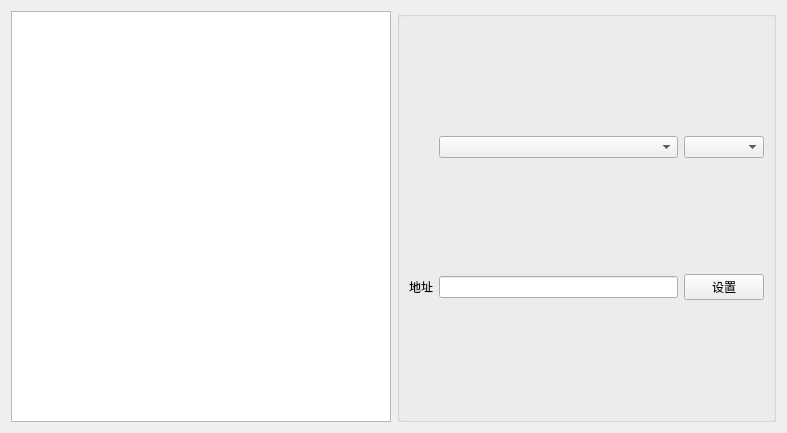
Old version of the form SpreadSheet/ui/addchilddeviceform.ui in the repository MelonSuika/EmonitorSys.
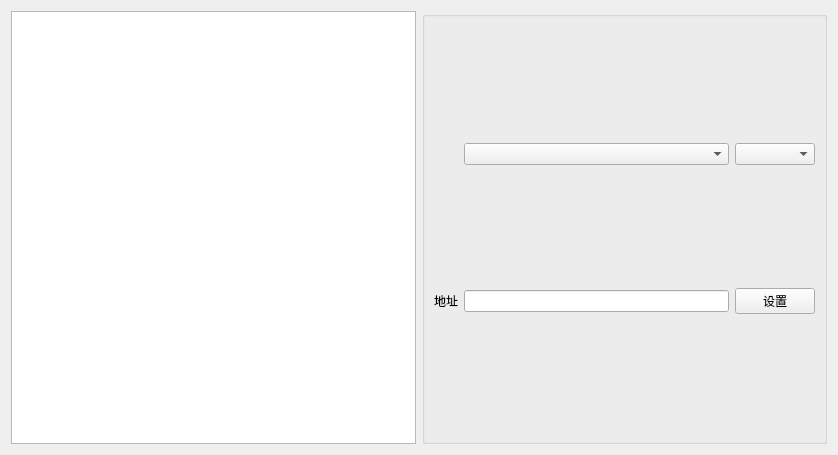
New version of the form.

What changed in the file:
```diff
--- a/SpreadSheet/ui/addchilddeviceform.ui
+++ b/SpreadSheet/ui/addchilddeviceform.ui
@@ -6,8 +6,8 @@
    <rect>
     <x>0</x>
     <y>0</y>
-    <width>787</width>
-    <height>433</height>
+    <width>838</width>
+    <height>455</height>
    </rect>
   </property>
   <property name="windowTitle">
```
Left out of the diff: 2 changed lines with no effect on the pictures.
